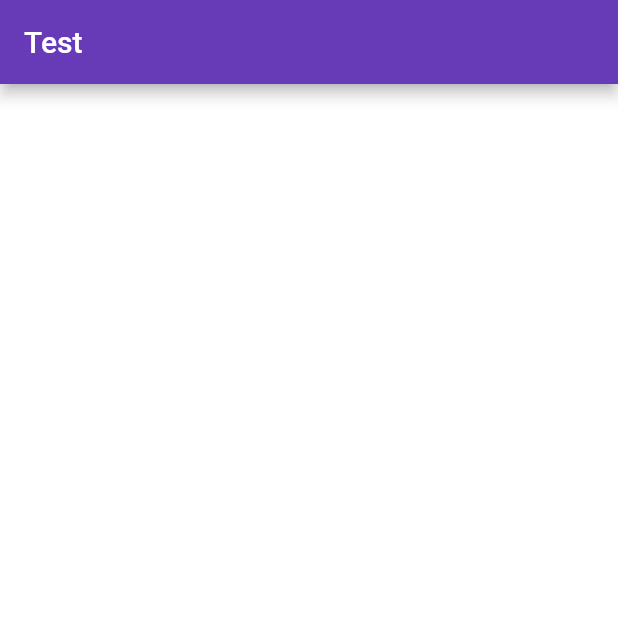
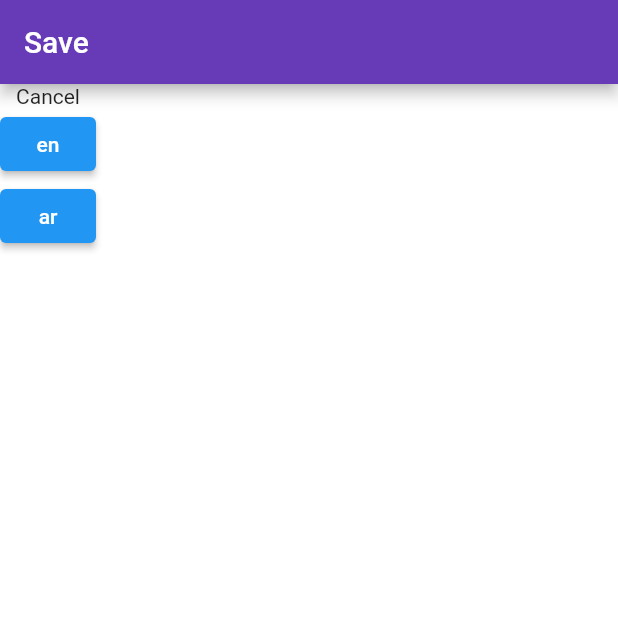
Before and after one commit to moh-gomaa/Algoriza-BookingApp, a Flutter app: the screen it shows after launch, on a phone screen of 412 x 824 dp, the top half of it. Run offline on Flutter 3.47's test engine with Material 2 defaults, Android fonts, the phone set to English and light mode, and no system bars; our stand-ins replace bloc, flutter_bloc, sizer.

Commit message:
Apply localization with bloc

```diff
--- /dev/null
+++ b/assets/lang/ar.json
@@ -0,0 +1,6 @@
+{
+  "common-Section----------------------------": "CommonSection-------------------------",
+  "saveBtn": "حفظ",
+  "cancelBtn": "الغاء"
+
+}
--- /dev/null
+++ b/assets/lang/en.json
@@ -0,0 +1,6 @@
+{
+  "common-Section----------------------------": "CommonSection-------------------------",
+  "saveBtn": "Save",
+  "cancelBtn": "Cancel"
+
+}
--- /dev/null
+++ b/lib/core/localization/cubit/locale_state.dart
@@ -0,0 +1,8 @@
+part of 'locale_cubit.dart';
+
+class ChangeLocaleState {
+  final Locale locale;
+  ChangeLocaleState({
+    required this.locale,
+  });
+}
--- /dev/null
+++ b/lib/core/localization/setup/app_localization.dart
@@ -0,0 +1,40 @@
+
+import 'dart:convert';
+
+import 'package:booking_app/core/localization/setup/app_localizations_delegate.dart';
+import 'package:flutter/material.dart';
+import 'package:flutter/services.dart';
+
+class AppLocalizations {
+  final Locale? locale;
+  AppLocalizations({
+    this.locale,
+  });
+
+  static AppLocalizations? of(BuildContext context) {
+    return Localizations.of<AppLocalizations>(context, AppLocalizations);
+  }
+
+  static const LocalizationsDelegate<AppLocalizations> delegate =
+  AppLocalizationsDelegate();
+
+  late Map<String, String> _localizedStrings;
+
+  Future loadJsonLanguage() async {
+    String jsonString =
+    await rootBundle.loadString("assets/lang/${locale!.languageCode}.json");
+
+    Map<String, dynamic> jsonMap = json.decode(jsonString);
+    _localizedStrings = jsonMap.map((key, value) {
+      return MapEntry(key, value.toString());
+    });
+  }
+
+  String translate(String key) => _localizedStrings[key] ?? "";
+}
+
+extension TranslateX on String {
+  String tr(BuildContext context) {
+    return AppLocalizations.of(context)!.translate(this);
+  }
+}
--- /dev/null
+++ b/lib/core/localization/setup/app_localizations_delegate.dart
@@ -0,0 +1,23 @@
+import 'package:booking_app/core/localization/setup/app_localization.dart';
+import 'package:flutter/material.dart';
+
+class AppLocalizationsDelegate
+    extends LocalizationsDelegate<AppLocalizations> {
+  const AppLocalizationsDelegate();
+  @override
+  bool isSupported(Locale locale) {
+    return ['en', 'ar'].contains(locale.languageCode);
+  }
+
+  @override
+  Future<AppLocalizations> load(Locale locale) async {
+    AppLocalizations localizations = AppLocalizations(locale: locale);
+    await localizations.loadJsonLanguage();
+    return localizations;
+  }
+
+
+  @override
+  bool shouldReload(covariant LocalizationsDelegate<AppLocalizations> old) =>
+      false;
+}
--- a/lib/localization/setup/app_localizations_setup.dart
+++ b/lib/core/localization/setup/app_localizations_setup.dart
@@ -1,6 +1,6 @@
+import 'package:booking_app/core/localization/setup/app_localization.dart';
 import 'package:flutter/material.dart';
 import 'package:flutter_localizations/flutter_localizations.dart';
-import 'package:booking_app/localization/setup/app_localization.dart';
 
 class AppLocalizationsSetup {
   static const Iterable<Locale> supportedLocales = [Locale('en'), Locale('ar')];
--- /dev/null
+++ b/lib/core/main_blocs/blocs.dart
@@ -0,0 +1,2 @@
+export 'package:flutter/material.dart';
+export 'package:flutter_bloc/flutter_bloc.dart';
--- /dev/null
+++ b/lib/core/main_blocs/providers.dart
@@ -0,0 +1,16 @@
+
+import 'package:booking_app/core/localization/cubit/locale_cubit.dart';
+
+import 'blocs.dart';
+
+  class BlocProviders {
+  static final List<BlocProvider> providers = [
+    BlocProvider<LocaleCubit>(create: (_) => LocaleCubit()..getSavedLanguage()),
+
+
+    // .
+    // .
+    // .
+    // other blocs or cubits...
+  ];
+}
--- a/lib/localization/bloc/locale_event.dart
+++ /dev/null
@@ -1,4 +0,0 @@
-part of 'locale_bloc.dart';
-
-@immutable
-abstract class LocaleEvent {}
--- a/lib/main.dart
+++ b/lib/main.dart
@@ -1,3 +1,8 @@
+import 'package:booking_app/core/localization/cubit/locale_cubit.dart';
+import 'package:booking_app/core/localization/setup/app_localization.dart';
+import 'package:booking_app/core/localization/setup/app_localizations_setup.dart';
+import 'package:booking_app/core/main_blocs/blocs.dart';
+import 'package:booking_app/core/main_blocs/providers.dart';
 import 'package:flutter/material.dart';
 import 'resources/themes/theme.dart';
 
@@ -11,12 +16,34 @@ class MyApp extends StatelessWidget {
   // This widget is the root of your application.
   @override
   Widget build(BuildContext context) {
-    return MaterialApp(
-      debugShowCheckedModeBanner: false,
-      title: 'Booking App',
-      theme: ownThemeData,
-      home: const Test(),
-    );
+    return MultiBlocProvider(
+        providers: [
+          BlocProvider(
+            create: (context) => LocaleCubit()..getSavedLanguage(),
+          ),
+        ],
+        child: BlocBuilder<LocaleCubit, ChangeLocaleState>(
+            builder: (context, state) {
+          return MultiBlocProvider(
+            providers: BlocProviders.providers,
+            child: BlocBuilder<LocaleCubit, ChangeLocaleState>(
+              builder: (context, state) {
+                return MaterialApp(
+                  debugShowCheckedModeBanner: false,
+                  title: 'Booking App',
+                  theme: ownThemeData,
+                  locale: state.locale,
+                  supportedLocales: AppLocalizationsSetup.supportedLocales,
+                  localizationsDelegates:
+                      AppLocalizationsSetup.localizationsDelegates,
+                  localeResolutionCallback:
+                      AppLocalizationsSetup.localeResolutionCallback,
+                  home: Test(),
+                );
+              },
+            ),
+          );
+        }));
   }
 }
 
@@ -28,7 +55,22 @@ class Test extends StatelessWidget {
   Widget build(BuildContext context) {
     return Scaffold(
       appBar: AppBar(
-        title: Text('Test'),
+        title: Text(AppLocalizations.of(context)!.translate('saveBtn')),
+      ),
+      body: Column(
+        children: [
+          Text('cancelBtn'.tr(context)),
+          ElevatedButton(
+              onPressed: () {
+                context.read<LocaleCubit>().changeLanguage('en');
+              },
+              child: Text('en')),
+          ElevatedButton(
+              onPressed: () {
+                context.read<LocaleCubit>().changeLanguage('ar');
+              },
+              child: Text('ar')),
+        ],
       ),
     );
   }
--- a/pubspec.yaml
+++ b/pubspec.yaml
@@ -53,6 +53,7 @@ flutter:
 
   assets:
     - assets/
+    - assets/lang/
 
 
 
```
Also changed, not shown: lib/core/localization/cubit/locale_cubit.dart (added, +20 -0 lines), lib/core/localization/helpers/language_helper.dart (added, +17 -0 lines), lib/localization/bloc/locale_bloc.dart (deleted, +0 -33 lines), lib/localization/bloc/locale_state.dart (deleted, +0 -12 lines), lib/localization/setup/app_localization.dart (deleted, +0 -59 lines), lib/localization/setup/app_localizations_delegate.dart (deleted, +0 -26 lines), 2 other files.
